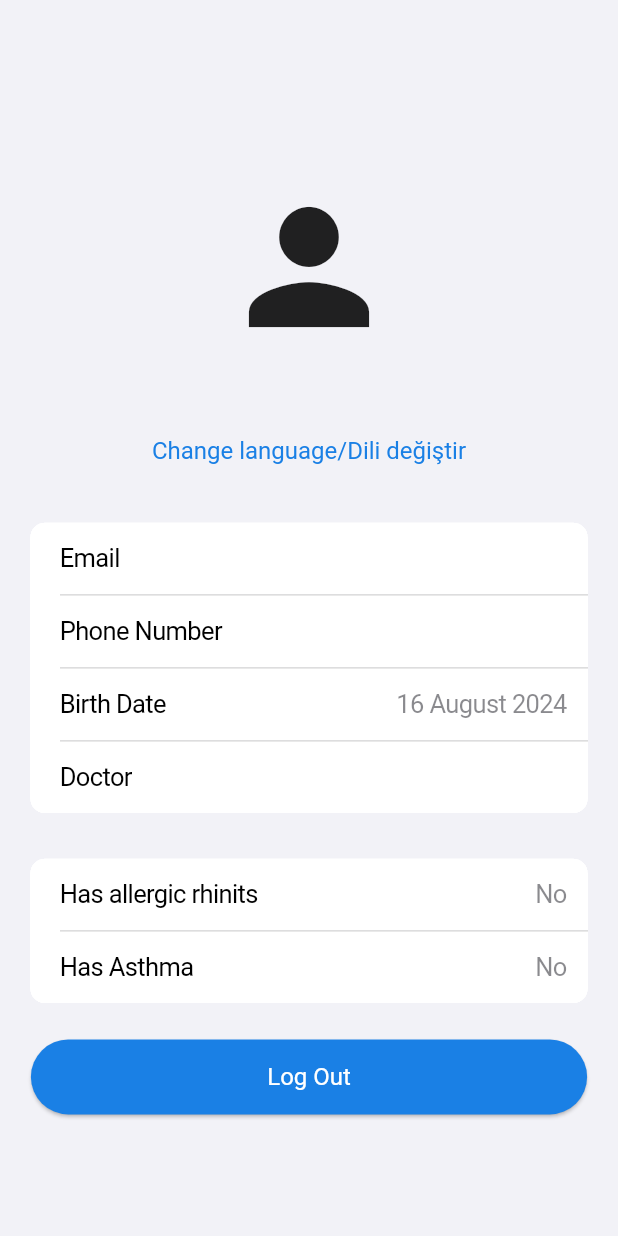
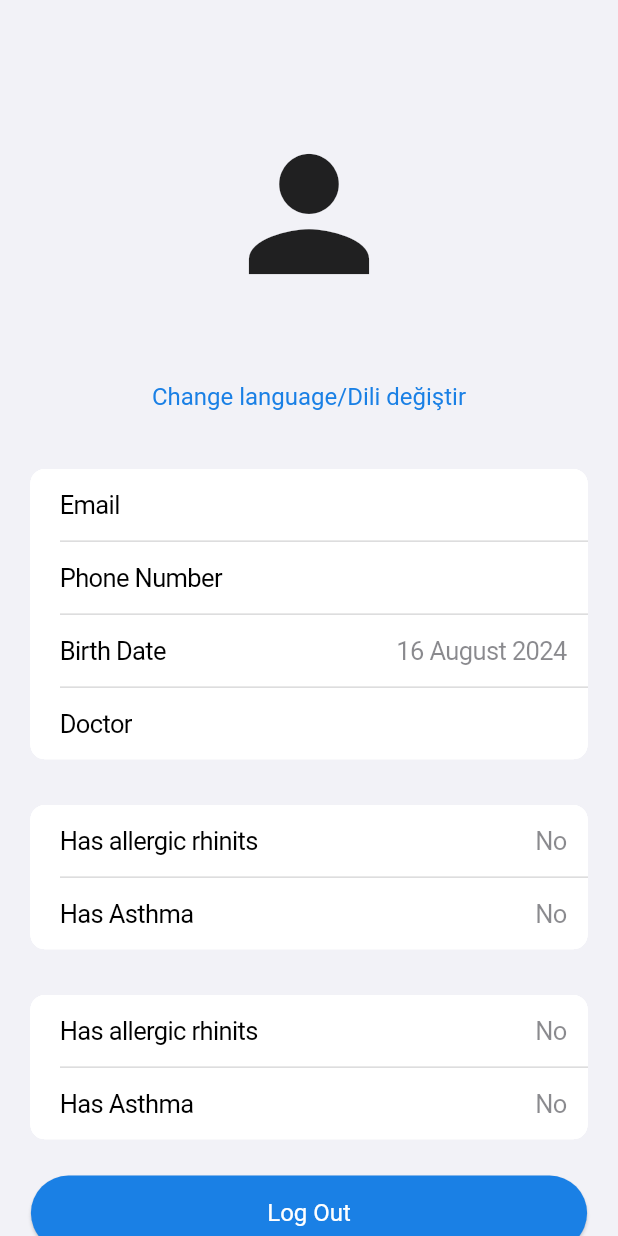
Before and after one commit to KeremTamirci/ImmunotherapyApp, a Flutter app: the ProfilePage screen opened directly, on a phone screen of 412 x 824 dp. Run offline on Flutter 3.47's test engine with Material 3 defaults, Android fonts, the phone set to English and light mode, and no system bars; our stand-ins replace accordion, cloud_firestore, firebase_auth, firebase_core, firebase_messaging, fl_chart and 8 more; missing offline and left inert: dart:ffi; accounts and stored records are empty; generated files the repository leaves out were written again.

Commit message:
Patient Profile Page Changes

```diff
--- a/immunotheraphy_app/lib/patient/screens/dose_intake_page.dart
+++ b/immunotheraphy_app/lib/patient/screens/dose_intake_page.dart
@@ -311,7 +311,7 @@ class DoseIntakePageState extends State<DoseIntakePage>
               borderRadius: BorderRadius.circular(15),
             ),
             child: Padding(
-              padding: const EdgeInsets.symmetric(horizontal: 4.0),
+              padding: const EdgeInsets.symmetric(horizontal: 0.0),
               child: Column(
                 children: [
                   if (_allergyType == 'Egg' ||
@@ -325,10 +325,10 @@ class DoseIntakePageState extends State<DoseIntakePage>
                         crossAxisAlignment: CrossAxisAlignment.center,
                         children: [
                           Padding(
-                            padding: const EdgeInsets.only(left: 12),
+                            padding: const EdgeInsets.symmetric(horizontal: 12),
                             child: Text(
                               AppLocalizations.of(context)!.watering,
-                              style: TextStyle(fontSize: 16),
+                              style: const TextStyle(fontSize: 16),
                             ),
                           ),
                           const Spacer(),
@@ -350,8 +350,11 @@ class DoseIntakePageState extends State<DoseIntakePage>
                       _allergyType == 'Yumurta' ||
                       _allergyType == 'Susam' ||
                       _allergyType == 'Süt')
-                    const Divider(
-                        thickness: 0.5, color: CupertinoColors.systemGrey),
+                    const Padding(
+                      padding: EdgeInsets.symmetric(horizontal: 12),
+                      child: Divider(
+                          thickness: 0.5, color: CupertinoColors.systemGrey),
+                    ),
                   TextField(
                     keyboardType:
                         const TextInputType.numberWithOptions(decimal: true),
--- a/immunotheraphy_app/lib/patient/screens/profile_page.dart
+++ b/immunotheraphy_app/lib/patient/screens/profile_page.dart
@@ -147,7 +147,8 @@ class _ProfilePageState extends State<ProfilePage> {
             if (!gotData) {
               return const CircularProgressIndicator();
             } else {
-              return SingleChildScrollView(
+              return CupertinoScrollbar(
+                child: SingleChildScrollView(
                   child: Column(
                     mainAxisAlignment: MainAxisAlignment.center,
                     crossAxisAlignment: CrossAxisAlignment.center,
@@ -156,8 +157,8 @@ class _ProfilePageState extends State<ProfilePage> {
                           ? Column(
                               children: [
                                 SizedBox(
-                                  height:
-                                      MediaQuery.of(context).size.height * 0.1),
+                                    height: MediaQuery.of(context).size.height *
+                                        0.1),
                                 const Icon(
                                   Icons.person,
                                   size: 120,
@@ -192,6 +193,7 @@ class _ProfilePageState extends State<ProfilePage> {
                           user: _user,
                           patientData: _patientData,
                           doctorData: _doctorData),
+                      AdditionalInfoBox1(patientData: _patientData),
                       AdditionalInfoBox(patientData: _patientData),
                       const SizedBox(height: 10),
                       MainElevatedButton(
@@ -201,8 +203,10 @@ class _ProfilePageState extends State<ProfilePage> {
                         },
                         widthFactor: 0.9,
                       ),
-                    SizedBox(height: MediaQuery.of(context).size.height * 0.05),
+                      SizedBox(
+                          height: MediaQuery.of(context).size.height * 0.05),
                     ],
+                  ),
                 ),
               );
             }
@@ -307,6 +311,35 @@ class AdditionalInfoBox extends StatelessWidget {
   }
 }
 
+class AdditionalInfoBox1 extends StatelessWidget {
+  const AdditionalInfoBox1({
+    super.key,
+    required Map<String, dynamic> patientData,
+  }) : _patientData = patientData;
+
+  final Map<String, dynamic> _patientData;
+
+  @override
+  Widget build(BuildContext context) {
+    return CupertinoList(
+        // title: "Additional Information",
+        dataPairs: [
+          {
+            'titleText': AppLocalizations.of(context)!.hasRhinitis,
+            'textValue': _patientData['has_allergic_rhinitis']
+                ? AppLocalizations.of(context)!.yes
+                : AppLocalizations.of(context)!.no
+          },
+          {
+            'titleText': AppLocalizations.of(context)!.hasAsthma,
+            'textValue': _patientData['has_asthma']
+                ? AppLocalizations.of(context)!.yes
+                : AppLocalizations.of(context)!.no
+          },
+        ]);
+  }
+}
+
 class PatientInfoBox extends StatelessWidget {
   const PatientInfoBox({
     super.key,
@@ -340,6 +373,11 @@ class PatientInfoBox extends StatelessWidget {
             'textValue':
                 '${_doctorData['first_name']} ${_doctorData['last_name']}'
           },
+          /* {
+            'titleText': "Doz Hatırlatma Saati",
+            'textValue': '17:05',
+            "hasChevron": "0"
+          },*/
         ],
       ),
     );
--- a/immunotheraphy_app/lib/reusable_widgets/reusable_widget.dart
+++ b/immunotheraphy_app/lib/reusable_widgets/reusable_widget.dart
@@ -240,8 +240,10 @@ class DoseChart extends StatelessWidget {
 class CupertinoList extends StatelessWidget {
   final List<Map<String, String?>> dataPairs;
   final String? title;
+  final bool? hasTrailing;
 
-  const CupertinoList({super.key, required this.dataPairs, this.title});
+  const CupertinoList(
+      {super.key, required this.dataPairs, this.title, this.hasTrailing});
 
   @override
   Widget build(BuildContext context) {
@@ -260,6 +262,8 @@ class CupertinoList extends StatelessWidget {
               pair['textValue']!,
               // style: TextStyle(fontSize: 18),
             ),
+            trailing:
+                pair['hasChevron'] == "0" ? CupertinoListTileChevron() : null,
           ),
         );
       }).toList(),
```
Lines whose indentation alone changed are shown as unchanged.
